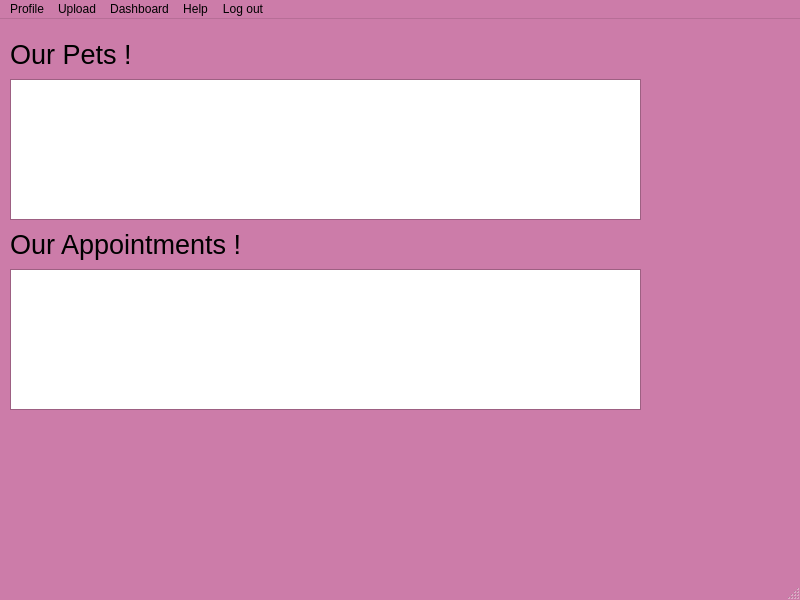
jacksodl23/cs-205-pet-adoption, file breadnbutter/gui/shelterprofile.ui: the form before one commit.
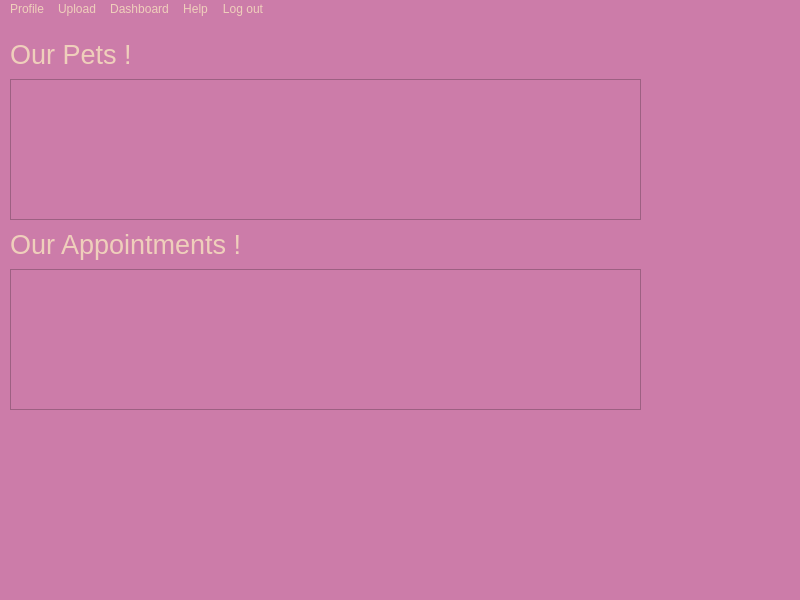
The form after the commit.

Commit message: moving to local for adding widgets

```diff
--- a/breadnbutter/gui/shelterprofile.ui
+++ b/breadnbutter/gui/shelterprofile.ui
@@ -16,9 +16,9 @@
      <colorrole role="WindowText">
       <brush brushstyle="SolidPattern">
        <color alpha="255">
-        <red>0</red>
-        <green>0</green>
-        <blue>0</blue>
+        <red>239</red>
+        <green>207</green>
+        <blue>187</blue>
        </color>
       </brush>
      </colorrole>
@@ -70,9 +70,9 @@
      <colorrole role="Text">
       <brush brushstyle="SolidPattern">
        <color alpha="255">
-        <red>0</red>
-        <green>0</green>
-        <blue>0</blue>
+        <red>239</red>
+        <green>207</green>
+        <blue>187</blue>
        </color>
       </brush>
      </colorrole>
@@ -88,18 +88,18 @@
      <colorrole role="ButtonText">
       <brush brushstyle="SolidPattern">
        <color alpha="255">
-        <red>0</red>
-        <green>0</green>
-        <blue>0</blue>
+        <red>239</red>
+        <green>207</green>
+        <blue>187</blue>
        </color>
       </brush>
      </colorrole>
      <colorrole role="Base">
       <brush brushstyle="SolidPattern">
        <color alpha="255">
-        <red>255</red>
-        <green>255</green>
-        <blue>255</blue>
+        <red>204</red>
+        <green>124</green>
+        <blue>169</blue>
        </color>
       </brush>
      </colorrole>
@@ -153,9 +153,9 @@
      <colorrole role="WindowText">
       <brush brushstyle="SolidPattern">
        <color alpha="255">
-        <red>0</red>
-        <green>0</green>
-        <blue>0</blue>
+        <red>239</red>
+        <green>207</green>
+        <blue>187</blue>
        </color>
       </brush>
      </colorrole>
@@ -207,9 +207,9 @@
      <colorrole role="Text">
       <brush brushstyle="SolidPattern">
        <color alpha="255">
-        <red>0</red>
-        <green>0</green>
-        <blue>0</blue>
+        <red>239</red>
+        <green>207</green>
+        <blue>187</blue>
        </color>
       </brush>
      </colorrole>
@@ -225,18 +225,18 @@
      <colorrole role="ButtonText">
       <brush brushstyle="SolidPattern">
        <color alpha="255">
-        <red>0</red>
-        <green>0</green>
-        <blue>0</blue>
+        <red>239</red>
+        <green>207</green>
+        <blue>187</blue>
        </color>
       </brush>
      </colorrole>
      <colorrole role="Base">
       <brush brushstyle="SolidPattern">
        <color alpha="255">
-        <red>255</red>
-        <green>255</green>
-        <blue>255</blue>
+        <red>204</red>
+        <green>124</green>
+        <blue>169</blue>
        </color>
       </brush>
      </colorrole>
@@ -290,9 +290,9 @@
      <colorrole role="WindowText">
       <brush brushstyle="SolidPattern">
        <color alpha="255">
-        <red>102</red>
-        <green>62</green>
-        <blue>84</blue>
+        <red>239</red>
+        <green>207</green>
+        <blue>187</blue>
        </color>
       </brush>
      </colorrole>
@@ -344,9 +344,9 @@
      <colorrole role="Text">
       <brush brushstyle="SolidPattern">
        <color alpha="255">
-        <red>102</red>
-        <green>62</green>
-        <blue>84</blue>
+        <red>239</red>
+        <green>207</green>
+        <blue>187</blue>
        </color>
       </brush>
      </colorrole>
@@ -362,9 +362,9 @@
      <colorrole role="ButtonText">
       <brush brushstyle="SolidPattern">
        <color alpha="255">
-        <red>102</red>
-        <green>62</green>
-        <blue>84</blue>
+        <red>239</red>
+        <green>207</green>
+        <blue>187</blue>
        </color>
       </brush>
      </colorrole>
@@ -428,6 +428,10 @@
   <property name="windowTitle">
    <string>MainWindow</string>
   </property>
+  <property name="styleSheet">
+   <string notr="true">background-color: rgb(204, 124, 169);
+color: rgb(239, 207, 187);</string>
+  </property>
   <widget class="QWidget" name="centralwidget">
    <widget class="QLabel" name="label">
     <property name="geometry">
```
The commit also changes 6 other files.
